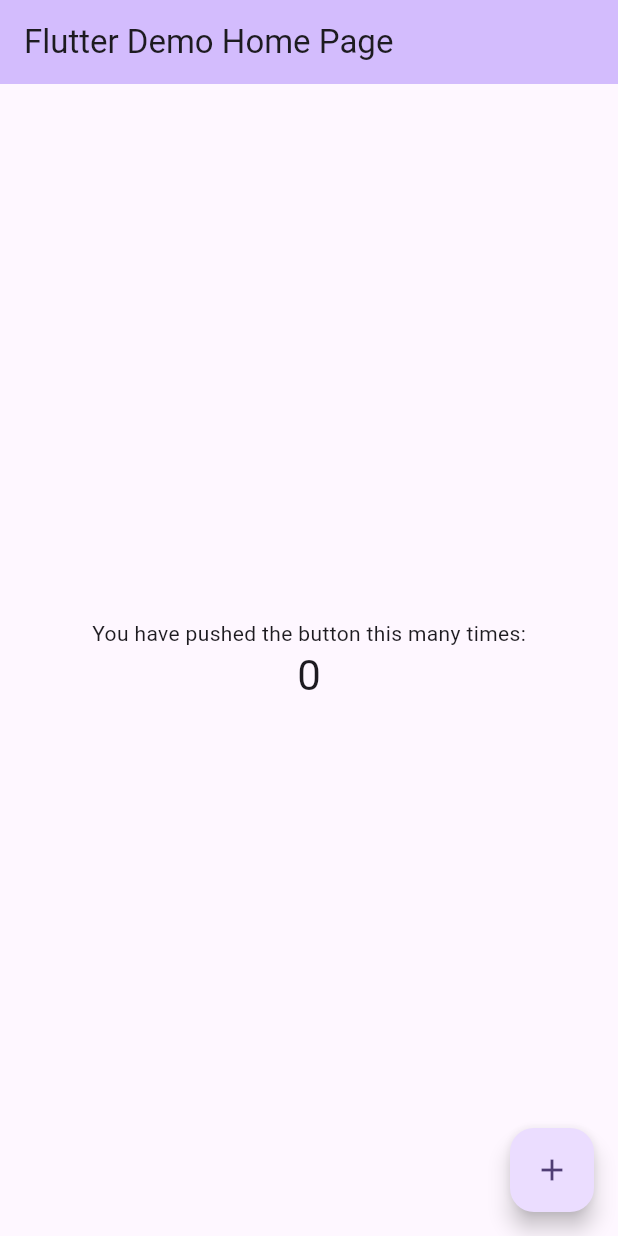
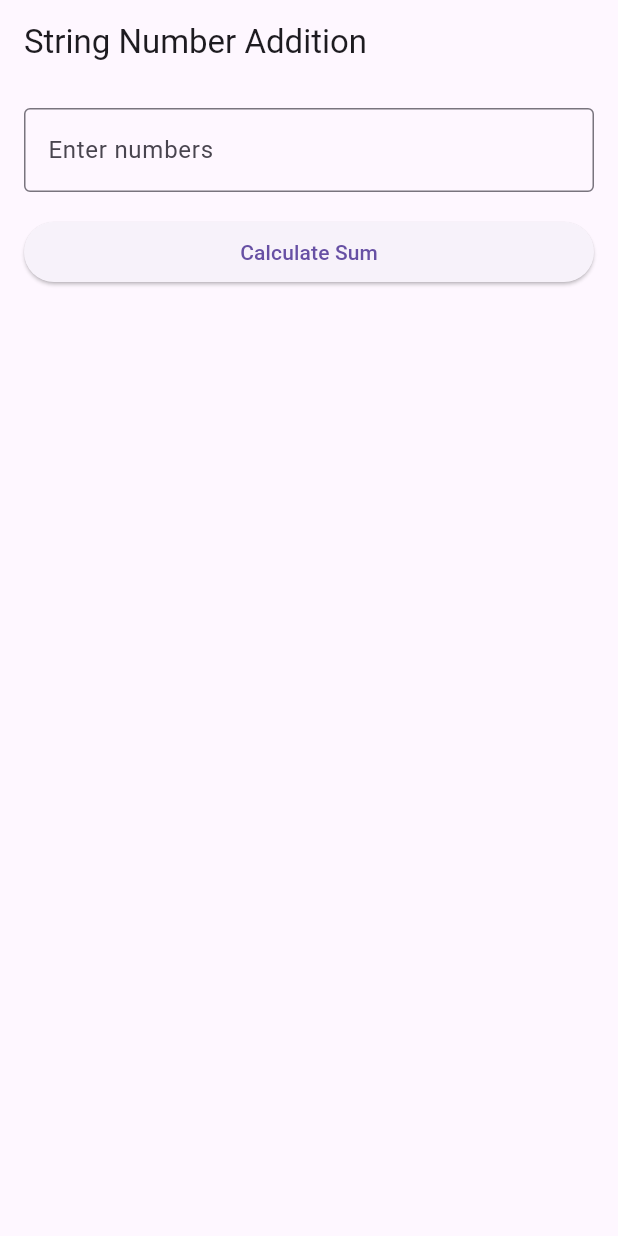
Before and after one commit to mahiSup/stringcalulatorapp, a Flutter app: the screen it shows after launch, on a phone screen of 412 x 824 dp. Run offline on Flutter 3.47's test engine with Material 3 defaults, Android fonts, the phone set to English and light mode, and no system bars.

```diff
--- a/lib/main.dart
+++ b/lib/main.dart
@@ -1,125 +1,96 @@
 import 'package:flutter/material.dart';
+import 'package:stringcalulatorapp/string_calculator.dart';
 
 void main() {
-  runApp(const MyApp());
+  runApp(MyApp());
 }
 
 class MyApp extends StatelessWidget {
   const MyApp({super.key});
 
-  // This widget is the root of your application.
   @override
   Widget build(BuildContext context) {
     return MaterialApp(
-      title: 'Flutter Demo',
+      title: 'String Number Addition with Custom Delimiter',
       theme: ThemeData(
-        // This is the theme of your application.
-        //
-        // TRY THIS: Try running your application with "flutter run". You'll see
-        // the application has a purple toolbar. Then, without quitting the app,
-        // try changing the seedColor in the colorScheme below to Colors.green
-        // and then invoke "hot reload" (save your changes or press the "hot
-        // reload" button in a Flutter-supported IDE, or press "r" if you used
-        // the command line to start the app).
-        //
-        // Notice that the counter didn't reset back to zero; the application
-        // state is not lost during the reload. To reset the state, use hot
-        // restart instead.
-        //
-        // This works for code too, not just values: Most code changes can be
-        // tested with just a hot reload.
-        colorScheme: ColorScheme.fromSeed(seedColor: Colors.deepPurple),
-        useMaterial3: true,
+        primarySwatch: Colors.blue,
       ),
-      home: const MyHomePage(title: 'Flutter Demo Home Page'),
+      home: HomeScreen(),
     );
   }
 }
 
-class MyHomePage extends StatefulWidget {
-  const MyHomePage({super.key, required this.title});
-
-  // This widget is the home page of your application. It is stateful, meaning
-  // that it has a State object (defined below) that contains fields that affect
-  // how it looks.
-
-  // This class is the configuration for the state. It holds the values (in this
-  // case the title) provided by the parent (in this case the App widget) and
-  // used by the build method of the State. Fields in a Widget subclass are
-  // always marked "final".
-
-  final String title;
+class HomeScreen extends StatefulWidget {
+  const HomeScreen({super.key});
 
   @override
-  State<MyHomePage> createState() => _MyHomePageState();
+  HomeScreenState createState() => HomeScreenState();
 }
 
-class _MyHomePageState extends State<MyHomePage> {
-  int _counter = 0;
+class HomeScreenState extends State<HomeScreen> {
+  final TextEditingController _controller = TextEditingController();
+  late StringCalculator calculator = StringCalculator();
+  String _result = '';
+  String _errorMessage = '';
 
-  void _incrementCounter() {
+  void _calculateSum() {
     setState(() {
-      // This call to setState tells the Flutter framework that something has
-      // changed in this State, which causes it to rerun the build method below
-      // so that the display can reflect the updated values. If we changed
-      // _counter without calling setState(), then the build method would not be
-      // called again, and so nothing would appear to happen.
-      _counter++;
+      _errorMessage = '';
+      final String input = '1;2,3';
+      try {
+        final sum = calculator.add(input);
+        _result = 'Sum: $sum';
+      } on FormatException catch (e) {
+        _result = '';
+        _errorMessage = e.message;
+      }
     });
   }
 
   @override
   Widget build(BuildContext context) {
-    // This method is rerun every time setState is called, for instance as done
-    // by the _incrementCounter method above.
-    //
-    // The Flutter framework has been optimized to make rerunning build methods
-    // fast, so that you can just rebuild anything that needs updating rather
-    // than having to individually change instances of widgets.
     return Scaffold(
       appBar: AppBar(
-        // TRY THIS: Try changing the color here to a specific color (to
-        // Colors.amber, perhaps?) and trigger a hot reload to see the AppBar
-        // change color while the other colors stay the same.
-        backgroundColor: Theme.of(context).colorScheme.inversePrimary,
-        // Here we take the value from the MyHomePage object that was created by
-        // the App.build method, and use it to set our appbar title.
-        title: Text(widget.title),
+        title: Text('String Number Addition'),
       ),
-      body: Center(
-        // Center is a layout widget. It takes a single child and positions it
-        // in the middle of the parent.
+      body: Padding(
+        padding: const EdgeInsets.all(16.0),
         child: Column(
-          // Column is also a layout widget. It takes a list of children and
-          // arranges them vertically. By default, it sizes itself to fit its
-          // children horizontally, and tries to be as tall as its parent.
-          //
-          // Column has various properties to control how it sizes itself and
-          // how it positions its children. Here we use mainAxisAlignment to
-          // center the children vertically; the main axis here is the vertical
-          // axis because Columns are vertical (the cross axis would be
-          // horizontal).
-          //
-          // TRY THIS: Invoke "debug painting" (choose the "Toggle Debug Paint"
-          // action in the IDE, or press "p" in the console), to see the
-          // wireframe for each widget.
-          mainAxisAlignment: MainAxisAlignment.center,
-          children: <Widget>[
-            const Text(
-              'You have pushed the button this many times:',
+          crossAxisAlignment: CrossAxisAlignment.stretch,
+          children: [
+            // Input for numbers with potential custom delimiter
+            TextField(
+              controller: _controller,
+              keyboardType: TextInputType.multiline,
+              decoration: InputDecoration(
+                labelText: 'Enter numbers',
+                border: OutlineInputBorder(),
+              ),
+              maxLines: null, // Allow multiline input
             ),
-            Text(
-              '$_counter',
-              style: Theme.of(context).textTheme.headlineMedium,
+            SizedBox(height: 16),
+
+            // Add button
+            ElevatedButton(
+              onPressed: _calculateSum,
+              child: Text('Calculate Sum'),
             ),
+            SizedBox(height: 16),
+
+            // Display result or error message
+            if (_result.isNotEmpty)
+              Text(
+                _result,
+                style: TextStyle(fontSize: 20, fontWeight: FontWeight.bold),
+              ),
+            if (_errorMessage.isNotEmpty)
+              Text(
+                _errorMessage,
+                style: TextStyle(color: Colors.red, fontSize: 16),
+              ),
           ],
         ),
       ),
-      floatingActionButton: FloatingActionButton(
-        onPressed: _incrementCounter,
-        tooltip: 'Increment',
-        child: const Icon(Icons.add),
-      ), // This trailing comma makes auto-formatting nicer for build methods.
     );
   }
 }
--- /dev/null
+++ b/lib/string_calculator.dart
@@ -0,0 +1,7 @@
+class StringCalculator {
+  int add(String numbers) {
+    if (numbers.isEmpty) return 0;
+
+    return 0;
+  }
+}
--- a/pubspec.yaml
+++ b/pubspec.yaml
@@ -45,6 +45,7 @@ dev_dependencies:
   # package. See that file for information about deactivating specific lint
   # rules and activating additional ones.
   flutter_lints: ^5.0.0
+  test: ^1.25.6
 
 # For information on the generic Dart part of this file, see the
 # following page: https://dart.dev/tools/pub/pubspec
```
Also changed, not shown: pubspec.lock, 2 other files.
